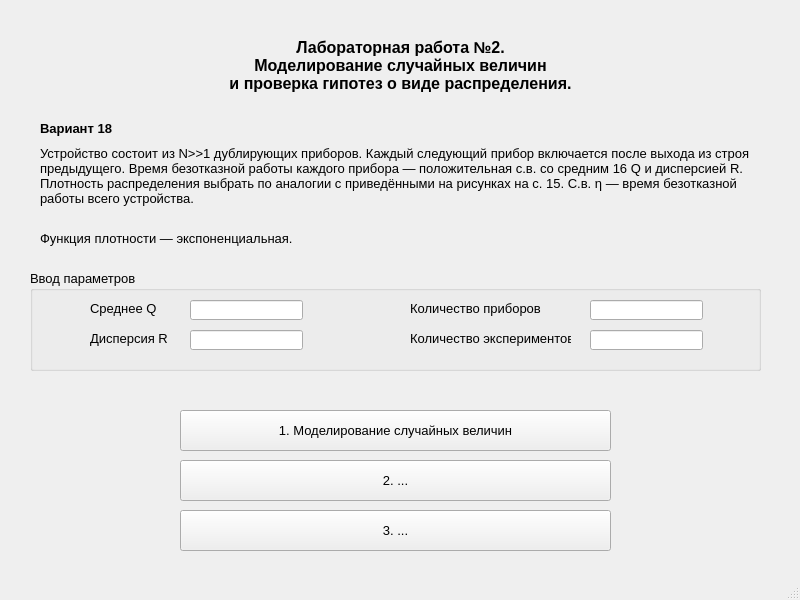
First picture: the form in rvmodeling.ui, repository Ferikus/probtheory-lab2, before the edit.
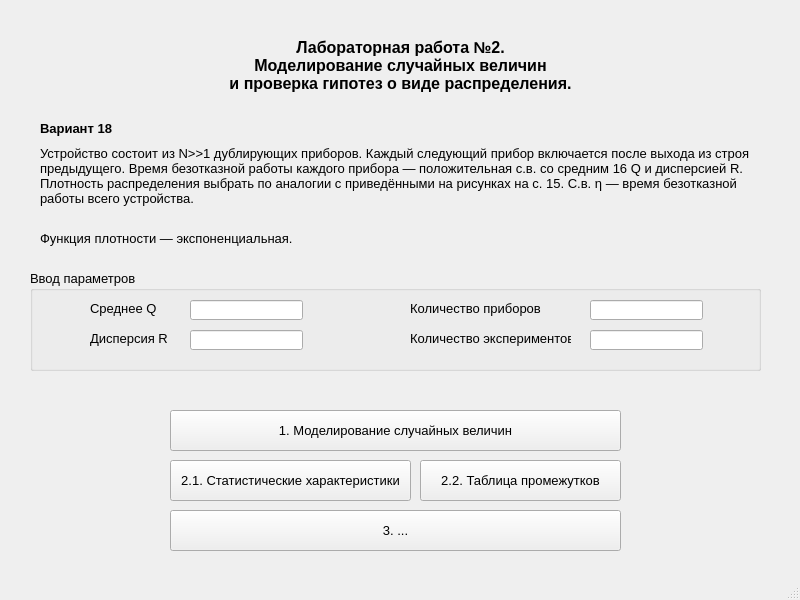
Second picture: the form after the edit.

```diff
--- a/rvmodeling.ui
+++ b/rvmodeling.ui
@@ -221,9 +221,9 @@
    <widget class="QPushButton" name="btn_1">
     <property name="geometry">
      <rect>
-      <x>180</x>
+      <x>170</x>
       <y>410</y>
-      <width>431</width>
+      <width>451</width>
       <height>41</height>
      </rect>
     </property>
@@ -234,22 +234,22 @@
    <widget class="QPushButton" name="btn_2">
     <property name="geometry">
      <rect>
-      <x>180</x>
+      <x>170</x>
       <y>460</y>
-      <width>431</width>
+      <width>241</width>
       <height>41</height>
      </rect>
     </property>
     <property name="text">
-     <string>2. ...</string>
+     <string>2.1. Статистические характеристики</string>
     </property>
    </widget>
    <widget class="QPushButton" name="btn_3">
     <property name="geometry">
      <rect>
-      <x>180</x>
+      <x>170</x>
       <y>510</y>
-      <width>431</width>
+      <width>451</width>
       <height>41</height>
      </rect>
     </property>
@@ -257,6 +257,19 @@
      <string>3. ...</string>
     </property>
    </widget>
+   <widget class="QPushButton" name="btn_2_2">
+    <property name="geometry">
+     <rect>
+      <x>420</x>
+      <y>460</y>
+      <width>201</width>
+      <height>41</height>
+     </rect>
+    </property>
+    <property name="text">
+     <string>2.2. Таблица промежутков</string>
+    </property>
+   </widget>
   </widget>
   <widget class="QStatusBar" name="statusbar"/>
  </widget>
```
Left out of the diff: 2 changed lines with no effect on the pictures.
